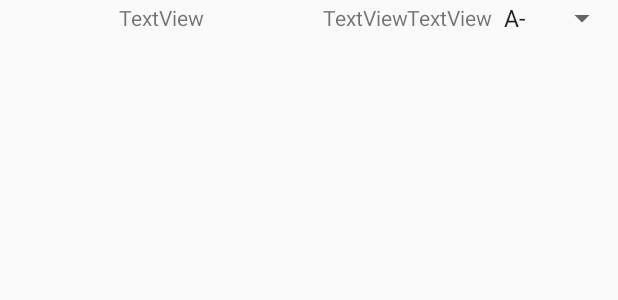
After one commit to cafelattte/Project496_2, an Android app: the layout regrade_list.xml on its own in the app's theme, with its tools: preview values and no code run, on a phone screen of 412 x 824 dp. The commit adds this screen. Shown: the top 300 px of the screen. Run offline under Robolectric (Android 15) with nearby library versions, the phone set to English and light mode, and no system bars.

```diff
--- a/app/src/main/java/com/example/q/project496_2/CustomAddressAdapter.java
+++ b/app/src/main/java/com/example/q/project496_2/CustomAddressAdapter.java
@@ -106,12 +106,10 @@ public class CustomAddressAdapter extends BaseAdapter {
             for (int j=facebook.size()-1; j>=0; j--){
                 CustomAddress ad1 = contacts.get(i);
                 CustomAddress ad2 = facebook.get(j);
-                Log.d("NAME",ad1.getAdrsname()+" "+ad2.getAdrsname());
                 if (ad1.getAdrsname().trim().equals(ad2.getAdrsname().trim())){
                     ad1.setAdrsimage(ad2.getUri());
                     facebook.remove(j);
                     customAddressList.remove(ad2);
-                    Log.d("NAME",ad1.getAdrsname());
                 }
             }
         }
--- a/app/src/main/java/com/example/q/project496_2/Tab1Fragment.java
+++ b/app/src/main/java/com/example/q/project496_2/Tab1Fragment.java
@@ -108,7 +108,7 @@ public class Tab1Fragment extends Fragment{
             Bundle parameters = new Bundle();
             parameters.putString("fields","taggable_friends");
             parameters.putInt("limit",5000);
-            String path = "/me/taggable_friends?fields=name,picture&limit=1000";
+            String path = "/me/taggable_friends?fields=name&edges=picture&limit=1000";
             //request = new GraphRequest(mToken, path, null, HttpMethod.GET, graphCallback);
             request = GraphRequest.newMeRequest(mToken,jsonObjectCallback);
             request.setParameters(parameters);
@@ -198,7 +198,6 @@ public class Tab1Fragment extends Fragment{
     GraphRequest.Callback graphCallback = new GraphRequest.Callback(){
             @Override
             public void onCompleted(GraphResponse response){
-                Log.d("TAG","페이스북 로그인 결과"+response.toString());
                 JSONObject object = response.getJSONObject();
                 try{
                     friends_array = object.getJSONArray("data");
--- a/app/src/main/java/com/example/q/project496_2/grade_function3.java
+++ b/app/src/main/java/com/example/q/project496_2/grade_function3.java
@@ -8,6 +8,7 @@ import android.support.v4.app.Fragment;
 import android.view.LayoutInflater;
 import android.view.View;
 import android.view.ViewGroup;
+import android.widget.TextView;
 
 public class grade_function3 extends Fragment {
 
@@ -16,6 +17,11 @@ public class grade_function3 extends Fragment {
     public View onCreateView(LayoutInflater inflater, @Nullable ViewGroup container, @Nullable Bundle savedInstanceState){
         View view = inflater.inflate(R.layout.fragment_grade_function3,container,false);
 
+        TextView current_grade = (TextView)view.findViewById(R.id.textView5);
+        TextView re_count = (TextView)view.findViewById(R.id.textView6);
+        current_grade.setText("현재 학점 :");
+        re_count.setText("재수강 카운트 :");
+
         return view;
     }
 }
--- /dev/null
+++ b/app/src/main/res/layout/regrade_list.xml
@@ -0,0 +1,33 @@
+<?xml version="1.0" encoding="utf-8"?>
+<LinearLayout xmlns:android="http://schemas.android.com/apk/res/android"
+    android:layout_width="match_parent"
+    android:layout_height="wrap_content">
+
+    <TextView
+        android:id="@+id/textView3"
+        android:layout_width="wrap_content"
+        android:layout_height="match_parent"
+        android:layout_weight="1"
+        android:gravity="center"
+        android:text="TextView" />
+
+    <TextView
+        android:id="@+id/textView4"
+        android:layout_width="wrap_content"
+        android:layout_height="match_parent"
+        android:gravity="center|end"
+        android:text="TextView" />
+
+    <TextView
+        android:id="@+id/textView7"
+        android:layout_width="wrap_content"
+        android:layout_height="match_parent"
+        android:gravity="center"
+        android:text="TextView" />
+
+    <Spinner
+        android:id="@+id/spinner2"
+        android:layout_width="wrap_content"
+        android:layout_height="wrap_content"
+        android:entries="@array/grades2"/>
+</LinearLayout>
--- /dev/null
+++ b/app/src/main/res/values/grades2.xml
@@ -0,0 +1,16 @@
+<?xml version="1.0" encoding="utf-8"?>
+<resources>
+    <string-array name="grades2">
+        <item>A-</item>
+        <item>B+</item>
+        <item>B0</item>
+        <item>B-</item>
+        <item>C+</item>
+        <item>C0</item>
+        <item>C-</item>
+        <item>D+</item>
+        <item>D0</item>
+        <item>D-</item>
+        <item>F</item>
+    </string-array>
+</resources>
```
Also changed, not shown: app/src/main/java/com/example/q/project496_2/grade_function1.java (+118 -7 lines), app/src/main/res/layout/fragment_grade_function1.xml (+13 -6 lines), app/src/main/res/layout/fragment_grade_function3.xml (+18 -3 lines).
